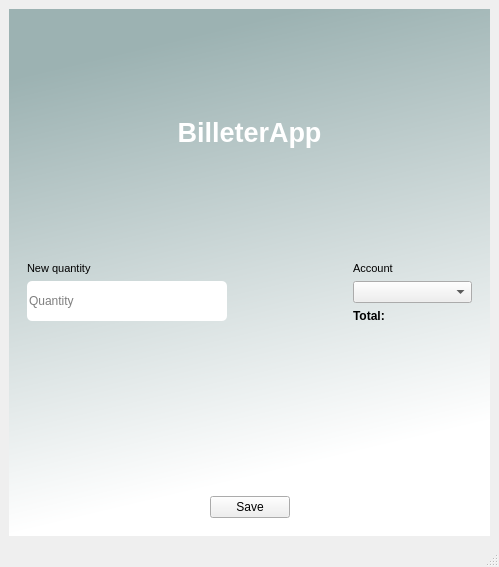
Igna11/billetera, file guicore/uis/operation_readjustment_screen.ui: the form before one commit.
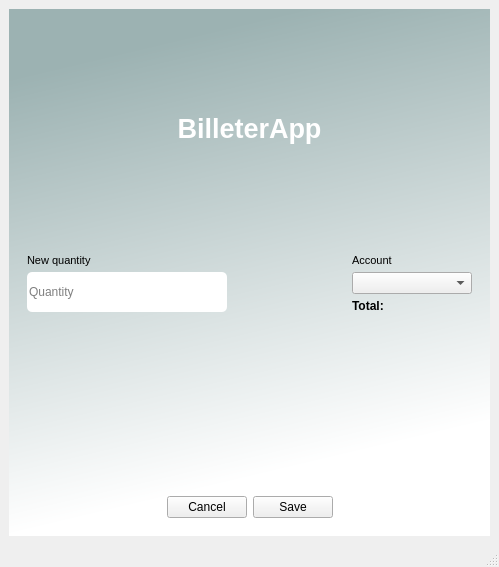
The form after the commit.

Patch:
```diff
--- a/guicore/uis/operation_readjustment_screen.ui
+++ b/guicore/uis/operation_readjustment_screen.ui
@@ -21,7 +21,10 @@
        <string notr="true">QWidget#widget{
 background-color:qlineargradient(spread:pad, x1:0, y1:0, x2:0.207, y2:0.954545, stop:0.132159 rgba(156, 178, 178, 255), stop:1 rgba(255, 255, 255, 255))}</string>
       </property>
-      <layout class="QVBoxLayout" name="verticalLayout" stretch="7,7,1">
+      <layout class="QVBoxLayout" name="verticalLayout" stretch="7,7,0,1">
+       <property name="spacing">
+        <number>5</number>
+       </property>
        <item>
         <widget class="QWidget" name="label_widget" native="true">
          <layout class="QHBoxLayout" name="horizontalLayout_6">
@@ -38,8 +41,14 @@
        <item>
         <widget class="QWidget" name="main_widget" native="true">
          <layout class="QHBoxLayout" name="horizontalLayout" stretch="5,1,1">
+          <property name="spacing">
+           <number>5</number>
+          </property>
           <item>
            <layout class="QVBoxLayout" name="data_verticalLayout">
+            <property name="spacing">
+             <number>5</number>
+            </property>
             <item>
              <widget class="QLabel" name="quantity_label">
               <property name="font">
@@ -115,6 +124,9 @@
           </item>
           <item>
            <layout class="QVBoxLayout" name="acc_verticalLayout" stretch="0,0,0,0">
+            <property name="spacing">
+             <number>5</number>
+            </property>
             <item>
              <widget class="QLabel" name="account_label">
               <property name="font">
@@ -168,6 +180,23 @@
          </layout>
         </widget>
        </item>
+       <item>
+        <layout class="QHBoxLayout" name="horizontalLayout_2">
+         <item>
+          <widget class="QLabel" name="status_label">
+           <property name="font">
+            <font>
+             <pointsize>7</pointsize>
+             <italic>true</italic>
+            </font>
+           </property>
+           <property name="text">
+            <string/>
+           </property>
+          </widget>
+         </item>
+        </layout>
+       </item>
        <item>
         <widget class="QWidget" name="sabe_button_widget" native="true">
          <layout class="QHBoxLayout" name="horizontalLayout_5">
@@ -184,11 +213,24 @@
             </property>
            </spacer>
           </item>
+          <item>
+           <widget class="QPushButton" name="cancel_button">
+            <property name="text">
+             <string>Cancel</string>
+            </property>
+            <property name="autoDefault">
+             <bool>true</bool>
+            </property>
+           </widget>
+          </item>
           <item>
            <widget class="QPushButton" name="save_button">
             <property name="text">
              <string>Save</string>
             </property>
+            <property name="autoDefault">
+             <bool>true</bool>
+            </property>
            </widget>
           </item>
           <item>
```
